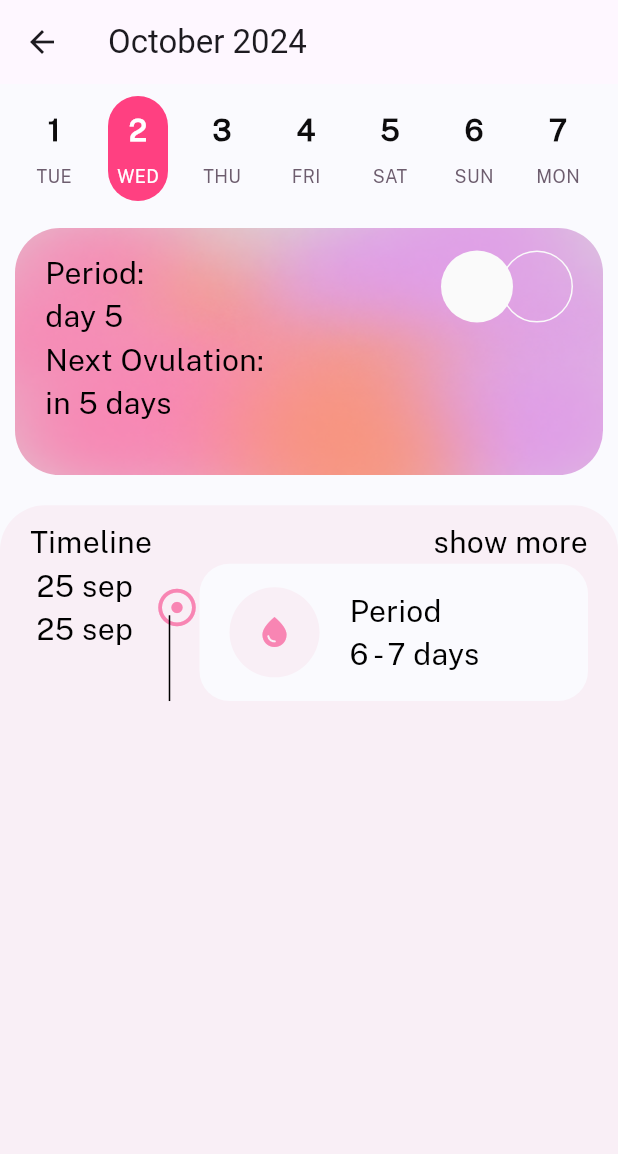
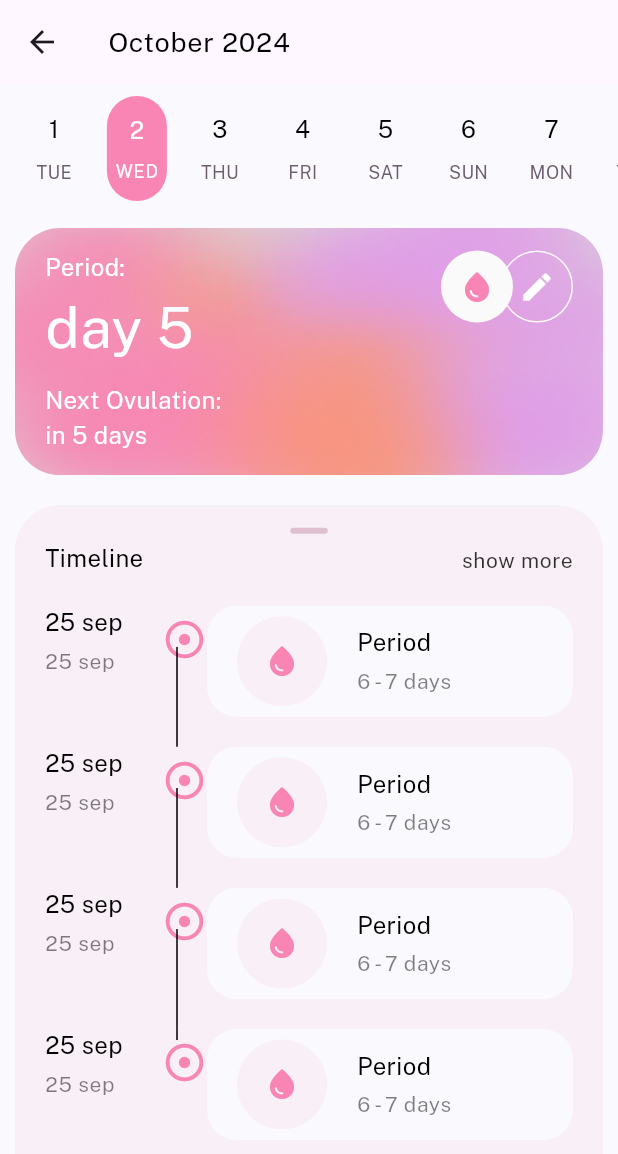
Before and after one commit to roheeth-py/femm., a Flutter app: the MainScreen screen opened directly, on a phone screen of 412 x 824 dp. Shown: the top 1154 px of the screen. Run offline on Flutter 3.47's test engine with Material 3 defaults, Android fonts, the phone set to English and light mode, and no system bars; drawn by our look-alikes of easy_date_timeline, timeline_tile; project files that could hold a hidden picture were left out.

Commit message:
add track page

```diff
--- a/lib/main.dart
+++ b/lib/main.dart
@@ -1,6 +1,6 @@
-import 'package:femm/screens/splash_screen.dart';
+import 'package:femm/screens/authentication/splash_screen.dart';
+import 'package:femm/screens/main/track.dart';
 import 'package:flutter/material.dart';
-import 'package:flutter/services.dart';
 
 ThemeData theme = ThemeData(
   scaffoldBackgroundColor: const Color(0xFFFAFAFE),
@@ -30,20 +30,21 @@ ThemeData theme = ThemeData(
     ),
     bodyLarge:  const TextStyle(
       fontFamily: "Public sans",
-      fontSize: 38,
-      color: Colors.white,
+      fontSize: 18,
+      color: Colors.black,
     ),
     bodyMedium:  const TextStyle(
       fontFamily: "Public sans",
-      fontSize: 20,
+      fontSize: 16,
       color: Colors.black,
     ),
     bodySmall: const TextStyle(
       fontFamily: "Public sans",
       fontStyle: FontStyle.normal,
-      fontSize: 16,
-      color: Colors.white,
+      fontSize: 14,
+      color: Colors.black,
     ),
+
   ),
 );
 
@@ -51,7 +52,7 @@ void main() {
   runApp(
     MaterialApp(
       theme: theme,
-      home: const Femm(),
+      home: const Track(),
     ),
   );
 }
--- a/lib/screens/splash_screen.dart
+++ b/lib/screens/authentication/splash_screen.dart
@@ -1,6 +1,6 @@
 import 'package:flutter/material.dart';
 
-import 'main_screen.dart';
+import '../main/main_screen.dart';
 
 class Femm extends StatelessWidget {
   const Femm({super.key});
--- /dev/null
+++ b/lib/screens/main/main_screen.dart
@@ -0,0 +1,46 @@
+import 'package:femm/widgets/main_screen/date_picker.dart';
+import 'package:femm/widgets/main_screen/main_card.dart';
+import 'package:femm/widgets/main_screen/timeline.dart';
+import 'package:flutter/material.dart';
+import 'package:intl/intl.dart';
+
+enum Type{
+  period,
+  ovulation,
+  pms,
+}
+
+class MainScreen extends StatefulWidget {
+  const MainScreen({super.key});
+
+  @override
+  State<MainScreen> createState() => _MainScreenState();
+}
+
+class _MainScreenState extends State<MainScreen> {
+
+  String get monthName {
+    String format = DateFormat("MMMM y").format(DateTime.now());
+    return format;
+  }
+
+  @override
+  Widget build(BuildContext context) {
+    return Scaffold(
+      appBar: AppBar(
+        title: Text(
+          monthName,
+          style: Theme.of(context).textTheme.bodyLarge,
+        ),
+      ),
+      body: const Column(
+        children: [
+          DatePicker(),
+          SizedBox(height: 10),
+          MainCard(),
+          TimeLines(),
+        ],
+      ),
+    );
+  }
+}
--- /dev/null
+++ b/lib/screens/main/track.dart
@@ -0,0 +1,28 @@
+import 'package:flutter/material.dart';
+
+class Track extends StatefulWidget {
+  const Track({super.key});
+
+  @override
+  State<Track> createState() => _TrackState();
+}
+
+class _TrackState extends State<Track> {
+  @override
+  Widget build(BuildContext context) {
+    return  Scaffold(
+      appBar: AppBar(title: Text("Track Cycle"), centerTitle: true, actions: [
+        IconButton(onPressed: (){}, icon: Icon(Icons.check_rounded))
+      ],),
+      body: Container(
+        width: double.infinity,
+        height: double.infinity,
+        margin: const EdgeInsets.symmetric(horizontal: 10),
+        decoration: BoxDecoration(
+          borderRadius: BorderRadius.vertical(top: Radius.circular(25)),
+          color: const Color(0xffF9EFF6),
+        ),
+      ),
+    );
+  }
+}
--- a/lib/screens/main_screen.dart
+++ /dev/null
@@ -1,146 +0,0 @@
-import 'package:femm/widgets/main_screen/timeline.dart';
-import 'package:flutter/material.dart';
-import 'package:intl/intl.dart';
-import 'package:easy_date_timeline/easy_date_timeline.dart';
-import 'package:timeline_tile/timeline_tile.dart';
-
-class MainScreen extends StatefulWidget {
-  const MainScreen({super.key});
-
-  @override
-  State<MainScreen> createState() => _MainScreenState();
-}
-
-class _MainScreenState extends State<MainScreen> {
-  var _selectedDate = DateTime.now();
-
-  String get monthName {
-    String format = DateFormat("MMMM y").format(_selectedDate);
-    return format;
-  }
-
-  @override
-  Widget build(BuildContext context) {
-    final width = MediaQuery.of(context).size.width; //411
-    final height = MediaQuery.of(context).size.height; //890
-    return Scaffold(
-      appBar: AppBar(
-        title: Text(monthName),
-      ),
-      body: Column(
-        children: [
-          EasyDateTimeLine(
-            initialDate: DateTime.now(),
-            onDateChange: (selectedDate) {
-              setState(() {
-                _selectedDate = selectedDate;
-              });
-            },
-            activeColor: Colors.pinkAccent,
-            dayProps: const EasyDayProps(
-              width: 40,
-              height: 70,
-              activeDayStyle: DayStyle(
-                borderRadius: 32.0,
-              ),
-              dayStructure: DayStructure.dayNumDayStr,
-              todayStyle: DayStyle(
-                borderRadius: 32,
-              ),
-              inactiveDayStyle: DayStyle(
-                  borderRadius: 32,
-                  decoration: BoxDecoration(color: Colors.transparent)),
-            ),
-            headerProps: const EasyHeaderProps(
-              showHeader: false,
-            ),
-            timeLineProps: const EasyTimeLineProps(
-              hPadding: 16.0, // padding from left and right
-              separatorPadding: 16.0, // padding between days
-            ),
-          ),
-          const SizedBox(
-            height: 10,
-          ),
-          Container(
-            clipBehavior: Clip.hardEdge,
-            decoration: BoxDecoration(
-              borderRadius: BorderRadius.circular(30),
-              image: const DecorationImage(
-                fit: BoxFit.fill,
-                image: AssetImage(
-                  "asset/images/card_grad.png",
-                ),
-              ),
-            ),
-            margin: const EdgeInsets.only(left: 10, right: 10, bottom: 20),
-            padding: const EdgeInsets.symmetric(horizontal: 20, vertical: 15),
-            height: height * 0.20,
-            width: width,
-            child: Row(
-              mainAxisAlignment: MainAxisAlignment.spaceBetween,
-              crossAxisAlignment: CrossAxisAlignment.start,
-              children: [
-                Column(
-                  crossAxisAlignment: CrossAxisAlignment.start,
-                  children: [
-                    Text("Period:"),
-                    Text("day 5"),
-                    Text("Next Ovulation:"),
-                    Text("in 5 days"),
-                  ],
-                ),
-                Stack(
-                  clipBehavior: Clip.none,
-                  children: [
-                    Container(
-                      height: 48,
-                      width: 48,
-                      decoration: BoxDecoration(
-                          borderRadius: BorderRadius.circular(50),
-                          border: Border.all(
-                            color: Color(0xFFfafafa),
-                          )),
-                    ),
-                    Positioned(
-                      right: 40,
-                      child: Container(
-                        height: 48,
-                        width: 48,
-                        decoration: BoxDecoration(
-                          borderRadius: BorderRadius.circular(50),
-                          color: Color(0xFFfafafa),
-                        ),
-                      ),
-                    ),
-                  ],
-                ),
-              ],
-            ),
-          ),
-          Container(
-            padding: EdgeInsets.symmetric(horizontal: 20, vertical: 10),
-            height: height * 0.55,
-            decoration: BoxDecoration(
-                borderRadius: BorderRadius.only(
-                    topRight: Radius.circular(30),
-                    topLeft: Radius.circular(30)),
-                color: Color(0xFFF9EFF6)),
-            child: Column(
-              children: [
-                Row(
-                  children: [
-                    Text("Timeline"),
-                    Spacer(),
-                    Text("show more"),
-                  ],
-                ),
-                Timeline(),
-              ],
-            ),
-          ),
-        ],
-      ),
-    );
-  }
-}
--- /dev/null
+++ b/lib/widgets/main_screen/date_picker.dart
@@ -0,0 +1,61 @@
+import 'package:easy_date_timeline/easy_date_timeline.dart';
+import 'package:flutter/material.dart';
+
+class DatePicker extends StatefulWidget {
+  const DatePicker({super.key});
+
+  @override
+  State<DatePicker> createState() => _DatePickerState();
+}
+
+class _DatePickerState extends State<DatePicker> {
+  var _selectedDate = DateTime.now();
+
+  @override
+  Widget build(BuildContext context) {
+    final width = MediaQuery.of(context).size.width; //411
+    return EasyDateTimeLine(
+      initialDate: DateTime.now(),
+      onDateChange: (selectedDate) {
+        setState(() {
+          _selectedDate = selectedDate;
+        });
+      },
+      activeColor: const Color(0xFFF885B3),
+      dayProps: EasyDayProps(
+        width: 40,
+        height: 70,
+        activeDayStyle: DayStyle(
+          borderRadius: 32.0,
+          dayNumStyle: Theme.of(context).textTheme.bodyMedium!.copyWith(
+            color: Colors.white,
+          ),
+          dayStrStyle: Theme.of(context).textTheme.bodySmall!.copyWith(
+              color: Colors.white,
+              fontSize: 12
+          ),
+        ),
+        dayStructure: DayStructure.dayNumDayStr,
+        todayStyle: DayStyle(
+          dayNumStyle: Theme.of(context).textTheme.bodyMedium,
+          borderRadius: 32,
+        ),
+        inactiveDayStyle: DayStyle(
+          borderRadius: 32,
+          dayNumStyle: Theme.of(context).textTheme.bodyMedium,
+          decoration: BoxDecoration(
+            color: Colors.transparent,
+            borderRadius: BorderRadius.circular(32),
+          ),
+        ),
+      ),
+      headerProps: const EasyHeaderProps(
+        showHeader: false,
+      ),
+      timeLineProps: EasyTimeLineProps(
+        hPadding: 16.0, // padding from left and right
+        separatorPadding: width/27, // padding between days
+      ),
+    );
+  }
+}
--- /dev/null
+++ b/lib/widgets/main_screen/main_card.dart
@@ -0,0 +1,101 @@
+import 'package:flutter/material.dart';
+
+class MainCard extends StatelessWidget {
+  const MainCard({super.key});
+
+  @override
+  Widget build(BuildContext context) {
+    final width = MediaQuery.of(context).size.width; //411
+    final height = MediaQuery.of(context).size.height; //890
+    return Container(
+      clipBehavior: Clip.hardEdge,
+      decoration: BoxDecoration(
+        borderRadius: BorderRadius.circular(30),
+        image: const DecorationImage(
+          fit: BoxFit.fill,
+          image: AssetImage(
+            "asset/images/card_grad.png",
+          ),
+        ),
+      ),
+      margin: const EdgeInsets.only(left: 10, right: 10, bottom: 20),
+      padding: const EdgeInsets.symmetric(horizontal: 20, vertical: 15),
+      height: height * 0.20,
+      width: width,
+      child: Row(
+        mainAxisAlignment: MainAxisAlignment.spaceBetween,
+        crossAxisAlignment: CrossAxisAlignment.start,
+        children: [
+          Column(
+            crossAxisAlignment: CrossAxisAlignment.start,
+            children: [
+              Text(
+                "Period:",
+                style: Theme.of(context).textTheme.bodyMedium!.copyWith(
+                      color: Colors.white,
+                    ),
+              ),
+              Text(
+                "day 5",
+                style: Theme.of(context).textTheme.bodyLarge!.copyWith(
+                      color: Colors.white,
+                      fontSize: 38,
+                    ),
+              ),
+              const Spacer(),
+              Text(
+                "Next Ovulation:",
+                style: Theme.of(context).textTheme.bodyMedium!.copyWith(
+                      color: Colors.white,
+                    ),
+              ),
+              Text(
+                "in 5 days",
+                style: Theme.of(context).textTheme.bodyMedium!.copyWith(
+                      color: Colors.white,
+                    ),
+              ),
+            ],
+          ),
+          Stack(
+            clipBehavior: Clip.none,
+            children: [
+              Container(
+                height: 48,
+                width: 48,
+                decoration: BoxDecoration(
+                  borderRadius: BorderRadius.circular(50),
+                  border: Border.all(
+                    color: const Color(0xFFfafafa),
+                  ),
+                ),
+                child: const Icon(
+                  Icons.edit,
+                  color: Colors.white,
+                ),
+              ),
+              Positioned(
+                right: 40,
+                child: Container(
+                  height: 48,
+                  width: 48,
+                  decoration: BoxDecoration(
+                    borderRadius: BorderRadius.circular(50),
+                    color: const Color(0xFFfafafa),
+                  ),
+                  child: IconButton(
+                    onPressed: () {},
+                    icon: const Icon(
+                      Icons.water_drop,
+                      color: Color(0xFFF885B3),
+                    ),
+                  ),
+                ),
+              ),
+            ],
+          ),
+        ],
+      ),
+    );
+  }
+}
--- a/lib/widgets/main_screen/timeline.dart
+++ b/lib/widgets/main_screen/timeline.dart
@@ -3,33 +3,49 @@ import 'package:timeline_tile/timeline_tile.dart';
 
 
 class Timeline extends StatelessWidget {
-  const Timeline({super.key});
+  const Timeline({this.isFirst = true, this.isLast = false, super.key});
+  final bool isFirst;
+  final bool isLast;
+  // final isType;
+  // final date;
 
   @override
   Widget build(BuildContext context) {
     final width = MediaQuery.of(context).size.width; //411
     final height = MediaQuery.of(context).size.height; //890
-    return TimelineTile(
-      isFirst: true,
+    return Expanded(
+      child: TimelineTile(
+        isFirst: (isLast)?false:true,
+        isLast: (isLast)?true:false,
         alignment: TimelineAlign.manual,
-      lineXY: 0.25,afterLineStyle: LineStyle(
+        lineXY: 0.25,
+        beforeLineStyle:  const LineStyle(
+            thickness: 1,
+            color: Colors.black
+        ),
+        afterLineStyle: const LineStyle(
           thickness: 1,
           color: Colors.black
       ),
         indicatorStyle: IndicatorStyle(
             color: Colors.transparent,
-          padding: EdgeInsets.only(bottom: 0.1, right: 10, left: 10),
-          iconStyle: IconStyle(iconData: Icons.adjust, fontSize: 30, color: Color(0xFFF885B3)),
-          indicatorXY: 0.2
+            padding: const EdgeInsets.only(bottom: 0.1, right: 10, left: 10),
+            iconStyle: IconStyle(iconData: Icons.adjust, fontSize: 30, color: const Color(0xFFF885B3)),
+            indicatorXY: 0.1
         ),
-      startChild: Column(
+        startChild:  Column(
+          crossAxisAlignment: CrossAxisAlignment.start,
           children: [
-          Text("25 sep"),
-          Text("25 sep"),
+            Text("25 sep", style: Theme.of(context).textTheme.bodyMedium,),
+            const SizedBox(height: 5,),
+            Text("25 sep", style: Theme.of(context).textTheme.bodySmall!.copyWith(
+              color: Colors.black.withOpacity(0.5),
+            )),
           ],
         ),
         endChild: Container(
-        height: height/9,
+          margin: const EdgeInsets.only(bottom: 20),
+          height: height/10,
           decoration: BoxDecoration(
             borderRadius: BorderRadius.circular(20),
             color: Theme.of(context).scaffoldBackgroundColor,
@@ -37,8 +53,8 @@ class Timeline extends StatelessWidget {
           width: width*0.5,
           child: Row(
             children: [
-            Padding(
-              padding: const EdgeInsets.symmetric(horizontal: 20),
+              const Padding(
+                padding: EdgeInsets.symmetric(horizontal: 20),
                 child: CircleAvatar(
                   backgroundColor: Color(0xffF9EFF6),
                   radius: 30,
@@ -49,13 +65,67 @@ class Timeline extends StatelessWidget {
                 mainAxisSize: MainAxisSize.min,
                 crossAxisAlignment: CrossAxisAlignment.start,
                 children: [
-                Text("Period"),
-                Text("6 - 7 days"),
+                  Text("Period", style: Theme.of(context).textTheme.bodyMedium,),
+                  const SizedBox(height: 5,),
+                  Text("6 - 7 days", style: Theme.of(context).textTheme.bodySmall!.copyWith(
+                    color: Colors.black.withOpacity(0.5),
+                  ),),
                 ],
               )
             ],
           ),
         ),
+      ),
     );
   }
 }
+
+class TimeLines extends StatelessWidget {
+  const TimeLines({super.key});
+
+  @override
+  Widget build(BuildContext context) {
+    return Container(
+      padding: const EdgeInsets.symmetric(horizontal: 20, vertical: 10),
+      margin: const EdgeInsets.symmetric(horizontal: 10),
+      height: MediaQuery.of(context).size.height * 0.55,
+      decoration: const BoxDecoration(
+          borderRadius: BorderRadius.only(
+              topRight: Radius.circular(30),
+              topLeft: Radius.circular(30)),
+          color: Color(0xFFF9EFF6)),
+      child: Column(
+        children: [
+          Container(
+            margin: const EdgeInsets.symmetric(vertical: 5),
+            width: 25,
+            height: 4,
+            decoration: BoxDecoration(
+              borderRadius: BorderRadius.circular(10),
+              color: const Color(0xffDEC0D0),
+            ),
+          ),
+          Row(
+            crossAxisAlignment: CrossAxisAlignment.end,
+            children: [
+              const Text("Timeline", ),
+              const Spacer(),
+              Text("show more",style: Theme.of(context).textTheme.bodySmall!.copyWith(
+    color: Colors.black.withOpacity(0.8),
+    ),),
+            ],
+          ),
+          const SizedBox(
+            height: 20,
+          ),
+          const Timeline(),
+          const Timeline(),
+          const Timeline(),
+          const Timeline(
+            isLast: true,
+          ),
+        ],
+      ),
+    );
+  }
+}
```
Lines whose indentation alone changed are shown as unchanged.
